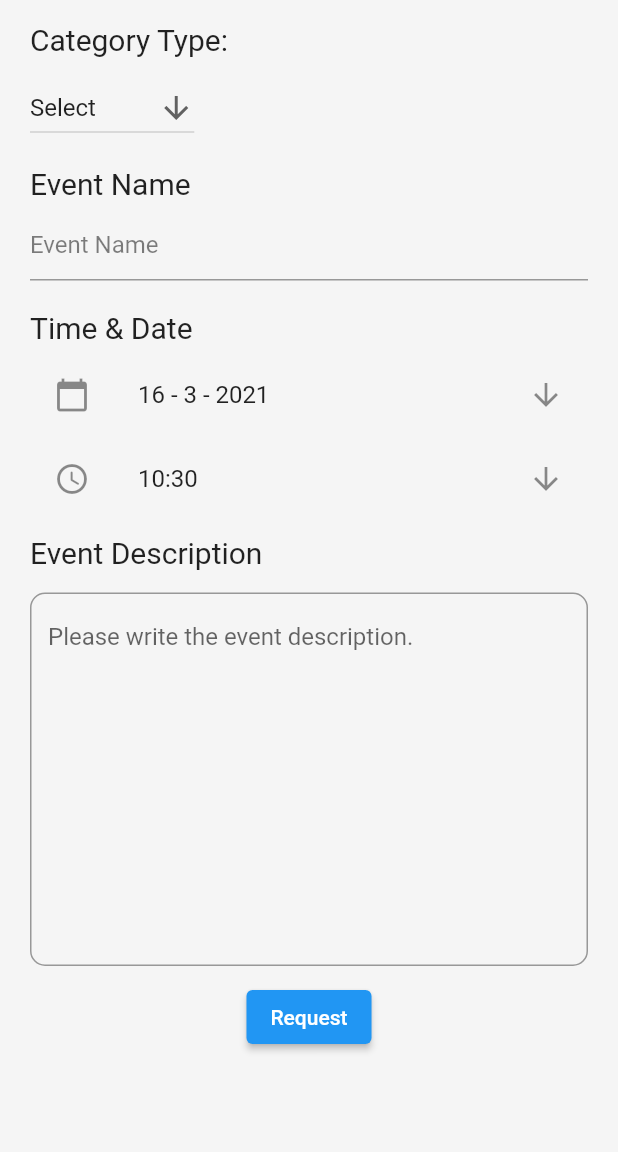
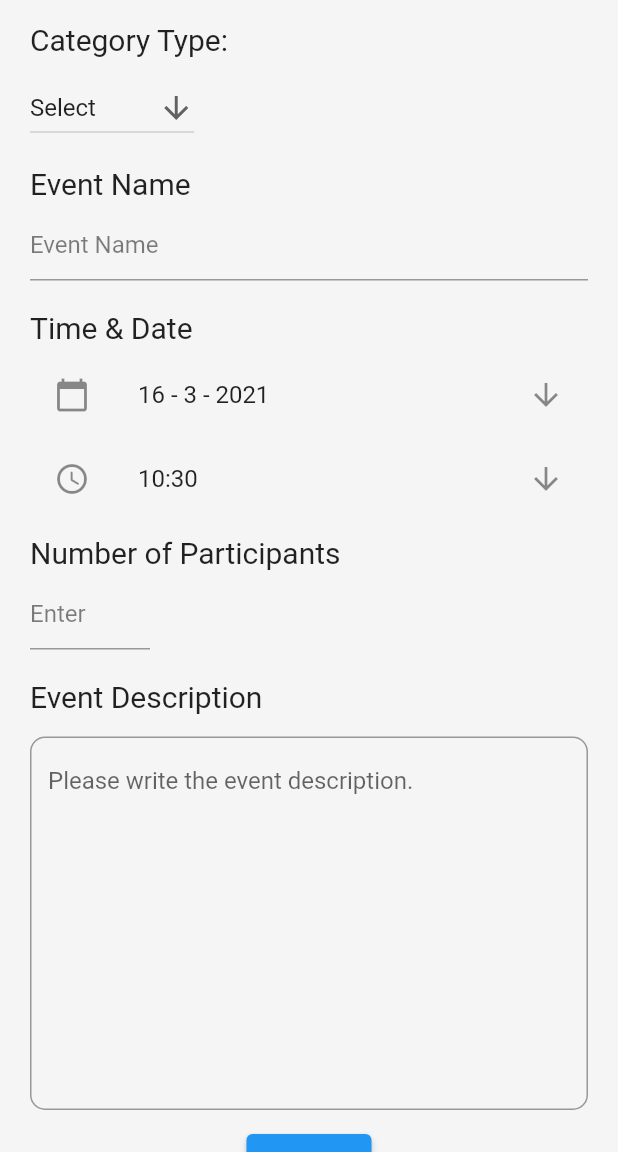
Before and after one commit to juandavinlie/nusocial, a Flutter app: the NewRequest screen opened directly, on a phone screen of 412 x 824 dp, the part 84-1236 px from its top. Run offline on Flutter 3.47's test engine with Material 2 defaults, Android fonts, the phone set to English and light mode, and no system bars; our stand-ins replace cloud_firestore, firebase_auth, flutter_spinkit; accounts and stored records are empty.

Commit message:
add max part in new request

```diff
--- a/lib/screens/components/body.dart
+++ b/lib/screens/components/body.dart
@@ -1,6 +1,7 @@
 import 'package:flutter/material.dart';
 import 'package:nusocial/constants.dart';
 import 'package:nusocial/screens/components/eventsappbar.dart';
+import 'package:nusocial/services/auth.dart';
 
 import '../eventlist.dart';
 
--- a/lib/screens/new_request.dart
+++ b/lib/screens/new_request.dart
@@ -1,4 +1,5 @@
 import 'package:flutter/material.dart';
+import 'package:flutter/services.dart';
 import 'package:nusocial/constants.dart';
 import 'package:nusocial/screens/components/appbar_without_search.dart';
 import 'package:nusocial/services/database.dart';
@@ -14,6 +15,7 @@ class _NewRequestState extends State<NewRequest> {
   DateTime pickedDate;
   TimeOfDay time;
   String eventDescription;
+  double maxNoOfParticipants;
 
   @override
   void initState() {
@@ -71,9 +73,11 @@ class _NewRequestState extends State<NewRequest> {
                           );
 
                           if (date != null) {
-                            setState(() {
-                              pickedDate = date;
-                            });
+                            setState(
+                              () {
+                                pickedDate = date;
+                              },
+                            );
                           }
                         },
                       ),
@@ -97,6 +101,40 @@ class _NewRequestState extends State<NewRequest> {
                         },
                       ),
                     )
+                  ],
+                ),
+              ),
+              Container(
+                margin: EdgeInsets.fromLTRB(0, 0, 0, 10),
+                child: Column(
+                  crossAxisAlignment: CrossAxisAlignment.start,
+                  children: [
+                    Container(
+                      margin: EdgeInsets.fromLTRB(0, 0, 0, 5),
+                      child: Text(
+                        'Number of Participants',
+                        style: TextStyle(
+                          fontSize: 20,
+                        ),
+                      ),
+                    ),
+                    Container(
+                      width: 80,
+                      child: TextField(
+                        keyboardType: TextInputType.number,
+                        decoration: InputDecoration(
+                          hintText: "Enter",
+                          hintStyle: TextStyle(
+                            color: Colors.black.withOpacity(0.5),
+                          ),
+                          fillColor: Colors.white,
+                        ),
+                        inputFormatters: [FilteringTextInputFormatter.digitsOnly],
+                        onChanged: (val) {
+                          maxNoOfParticipants = double.parse(val);
+                        },
+                      ),
+                    ),
                   ],
                 ),
               ),
@@ -133,7 +171,7 @@ class _NewRequestState extends State<NewRequest> {
 
   Container buildActivityDescription() {
     return Container(
-      margin: EdgeInsets.fromLTRB(0, 0, 0, 10),
+      margin: EdgeInsets.fromLTRB(0, 10, 0, 10),
       child: Column(
         crossAxisAlignment: CrossAxisAlignment.start,
         children: [
```
Also changed, not shown: lib/main.dart (+1 -14 lines), lib/screens/authenticate/register.dart (+69 -35 lines), lib/screens/authenticate/signin.dart (+17 -6 lines), lib/screens/components/custom_drawer.dart (+27 -25 lines), lib/screens/messages.dart (+10 -1 lines).
